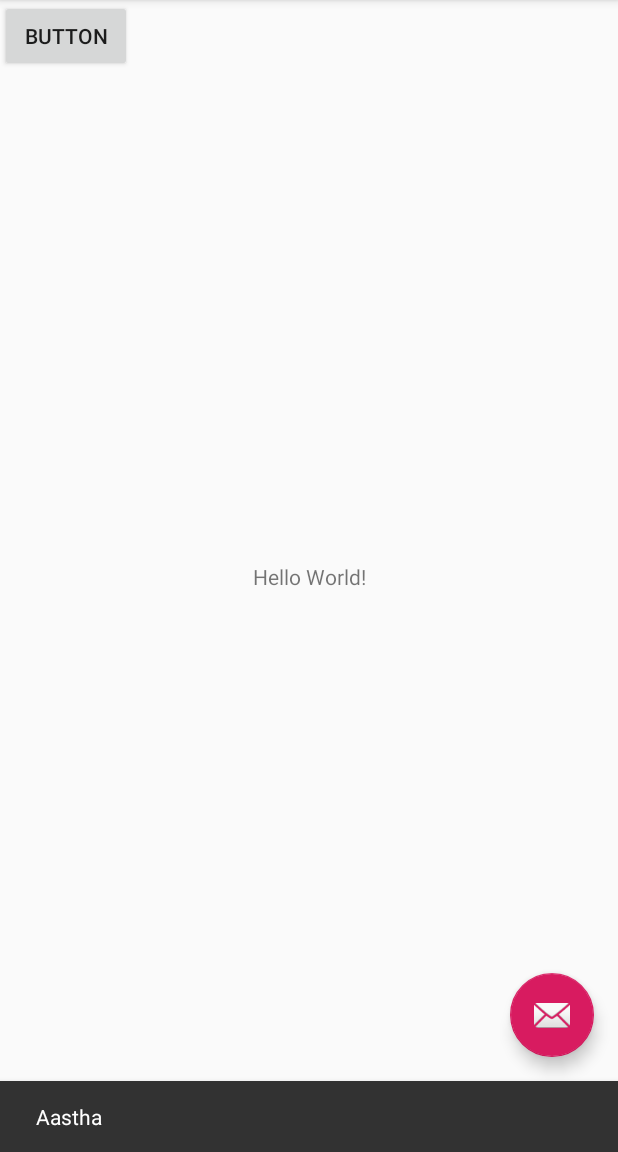
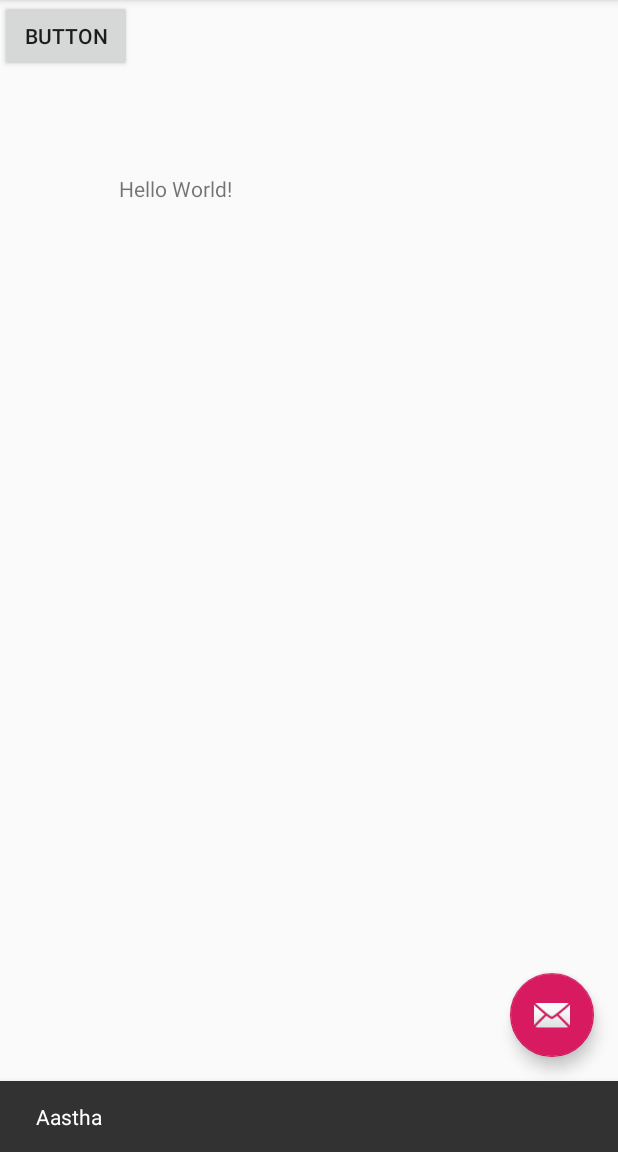
Before and after one commit to AasthaSanger17098/GLA1, an Android app: the screen it shows after launch (MainActivity), after a tap on an icon or button, on a phone screen of 412 x 824 dp, the part 84-1236 px from its top. Run offline under Robolectric (Android 15) with nearby library versions, the phone set to English and light mode, and no system bars.

```diff
--- a/app/src/main/res/layout/content_main.xml
+++ b/app/src/main/res/layout/content_main.xml
@@ -13,9 +13,11 @@
         android:layout_height="wrap_content"
         android:text="Hello World!"
         app:layout_constraintBottom_toBottomOf="parent"
+        app:layout_constraintHorizontal_bias="0.236"
         app:layout_constraintLeft_toLeftOf="parent"
         app:layout_constraintRight_toRightOf="parent"
-        app:layout_constraintTop_toTopOf="parent" />
+        app:layout_constraintTop_toTopOf="parent"
+        app:layout_constraintVertical_bias="0.155" />
 
     <Button
         android:id="@+id/button"
```
